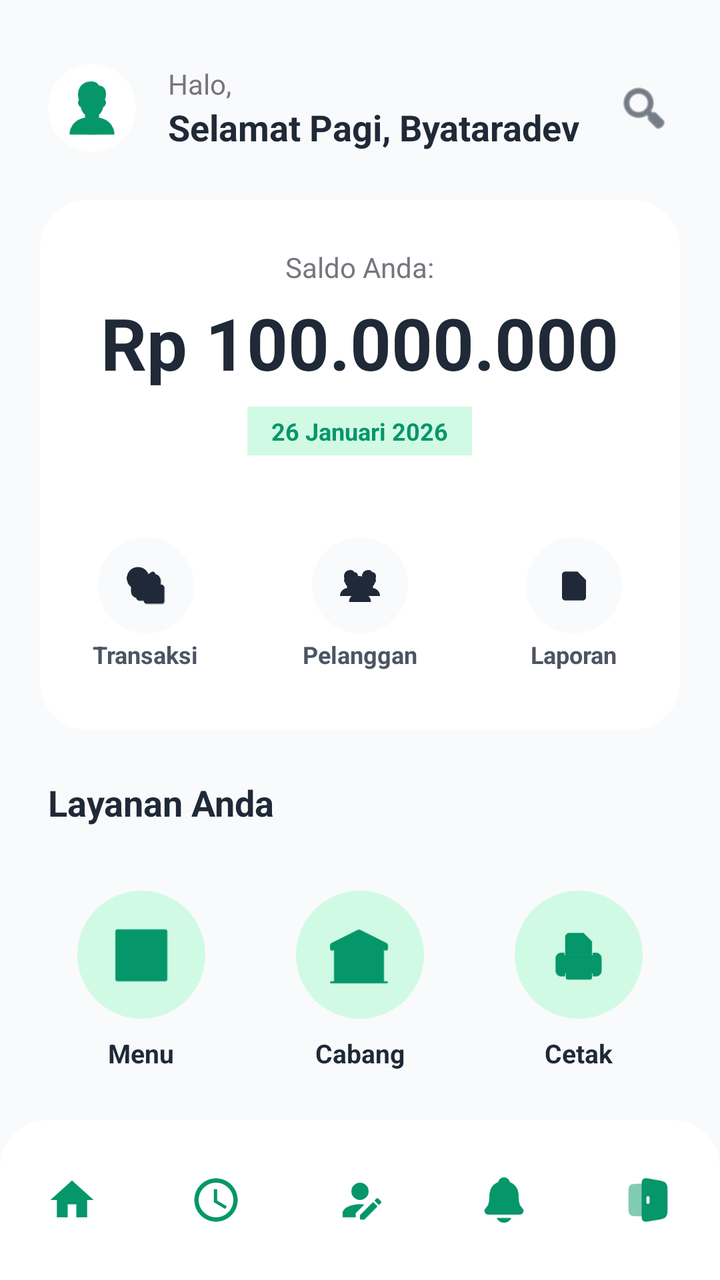
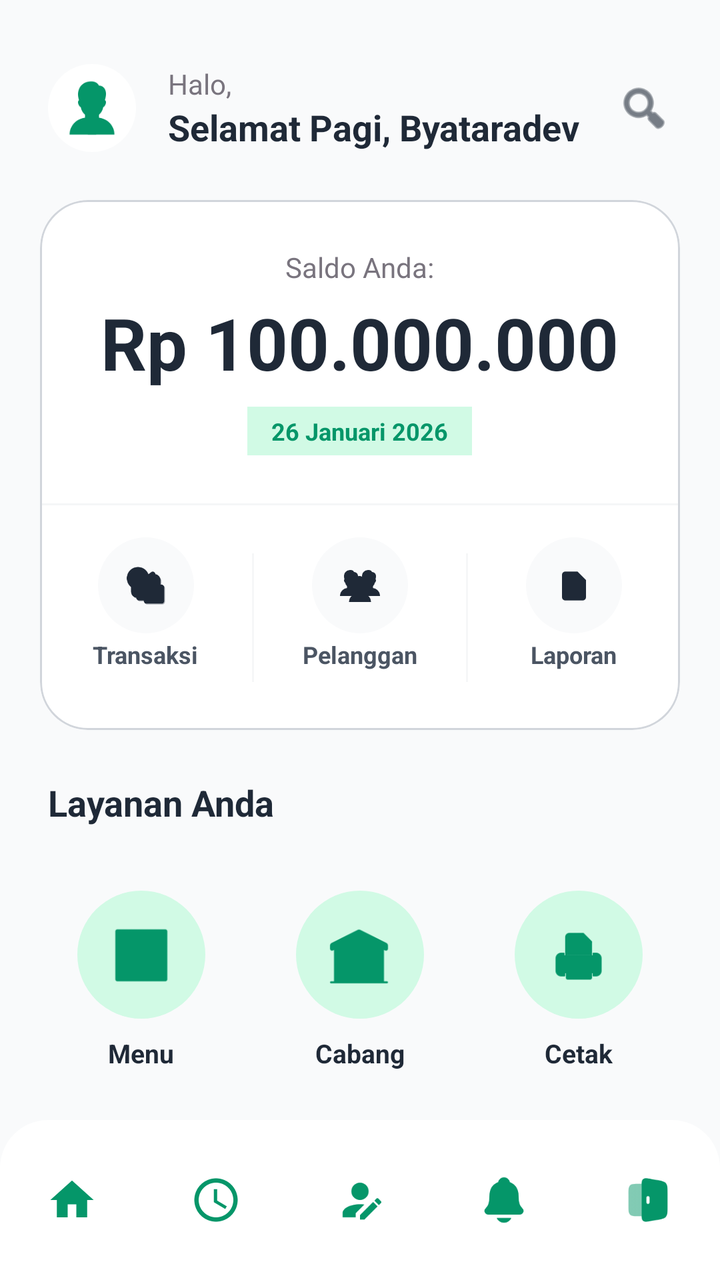

An Android layout rendered at two revisions. The XML below is the earlier revision; the diff shows what the commit changed to produce the second picture.
<!-- AndroidManifest.xml: application theme Theme.PenjualanDev -->
<!-- res/layout/activity_main.xml -->
<?xml version="1.0" encoding="utf-8"?>
<androidx.coordinatorlayout.widget.CoordinatorLayout
    xmlns:android="http://schemas.android.com/apk/res/android"
    xmlns:app="http://schemas.android.com/apk/res-auto"
    xmlns:tools="http://schemas.android.com/tools"
    android:layout_width="match_parent"
    android:layout_height="match_parent"
    android:background="?attr/colorSurface"
    android:id="@+id/main"
    tools:context=".MainActivity">

    <androidx.core.widget.NestedScrollView
        android:layout_width="match_parent"
        android:layout_height="match_parent"
        android:fillViewport="true"
        android:clipToPadding="false">

        <androidx.constraintlayout.widget.ConstraintLayout
            android:layout_width="match_parent"
            android:layout_height="match_parent"
            android:background="?attr/colorSurface"
            android:paddingBottom="100dp">

            
            <LinearLayout
                android:id="@+id/header_layout"
                android:layout_width="match_parent"
                android:layout_height="wrap_content"
                android:layout_marginTop="32dp"
                android:layout_marginHorizontal="24dp"
                android:orientation="horizontal"
                android:gravity="center_vertical"
                app:layout_constraintTop_toTopOf="parent"
                app:layout_constraintStart_toStartOf="parent">
                
                
                <ImageView
                    android:layout_width="44dp"
                    android:layout_height="44dp"
                    android:background="@drawable/circle_shape"
                    android:backgroundTint="?attr/colorSurfaceContainerHigh"
                    android:padding="8dp"
                    android:src="@drawable/pegawai"
                    app:tint="?attr/colorPrimary" />

                <LinearLayout
                    android:layout_width="0dp"
                    android:layout_height="wrap_content"
                    android:layout_weight="1"
                    android:layout_marginStart="16dp"
                    android:orientation="vertical">
                    <TextView
                        android:layout_width="wrap_content"
                        android:layout_height="wrap_content"
                        android:text="Halo,"
                        android:textColor="?attr/colorOutline"
                        android:textSize="14sp" />
                    <TextView
                        android:id="@+id/tvGreeting"
                        android:layout_width="wrap_content"
                        android:layout_height="wrap_content"
                        android:text="@string/sapauser"
                        android:textColor="?attr/colorOnSurface"
                        android:textSize="18sp"
                        android:textStyle="bold" />
                </LinearLayout>

                <ImageView
                    android:layout_width="28dp"
                    android:layout_height="28dp"
                    android:src="@android:drawable/ic_menu_search"
                    app:tint="?attr/colorOnSurface" />
            </LinearLayout>

            
            <com.google.android.material.card.MaterialCardView
                android:id="@+id/cardView"
                android:layout_width="match_parent"
                android:layout_height="wrap_content"
                android:layout_marginTop="24dp"
                android:layout_marginHorizontal="20dp"
                app:cardBackgroundColor="?attr/colorSurfaceContainerHigh"
                app:cardElevation="0dp"
                app:strokeWidth="1dp"
                app:strokeColor="?attr/colorOutlineStroke"
                app:cardCornerRadius="24dp"
                app:layout_constraintTop_toBottomOf="@+id/header_layout">

                <LinearLayout
                    android:layout_width="match_parent"
                    android:layout_height="wrap_content"
                    android:orientation="vertical"
                    android:paddingTop="24dp">

                    
                    <LinearLayout
                        android:layout_width="match_parent"
                        android:layout_height="wrap_content"
                        android:orientation="vertical"
                        android:gravity="center_horizontal"
                        android:paddingHorizontal="24dp">

                        <TextView
                            android:id="@+id/labelSaldo"
                            android:layout_width="wrap_content"
                            android:layout_height="wrap_content"
                            android:text="@string/saldoanda"
                            android:textColor="?attr/colorOutline"
                            android:textSize="14sp" />

                        <TextView
                            android:id="@+id/tvNominal"
                            android:layout_width="wrap_content"
                            android:layout_height="wrap_content"
                            android:layout_marginTop="4dp"
                            android:text="Rp 100.000.000"
                            android:textColor="?attr/colorOnSurface"
                            android:textSize="36sp"
                            android:textStyle="bold" />

                        <TextView
                            android:layout_width="wrap_content"
                            android:layout_height="wrap_content"
                            android:layout_marginTop="8dp"
                            android:text="@string/tanggalberanda"
                            android:textColor="?attr/colorPrimary"
                            android:background="?attr/colorSecondary"
                            android:paddingHorizontal="12dp"
                            android:paddingVertical="4dp"
                            android:textSize="12sp"
                            android:textStyle="bold" />
                    </LinearLayout>

                    
                    <View
                        android:layout_width="match_parent"
                        android:layout_height="1dp"
                        android:layout_marginTop="24dp"
                        android:background="?attr/colorOutlineStroke"
                        android:alpha="0.2" />

                    
                    <LinearLayout
                        android:id="@+id/cardseccond"
                        android:layout_width="match_parent"
                        android:layout_height="wrap_content"
                        android:orientation="horizontal"
                        android:paddingVertical="16dp"
                        android:weightSum="3">
                        
                        
                        <LinearLayout
                            android:layout_width="0dp"
                            android:layout_height="wrap_content"
                            android:layout_weight="1"
                            android:gravity="center"
                            android:orientation="vertical">
                            <View
                                android:layout_width="48dp"
                                android:layout_height="48dp"
                                android:background="@drawable/circle_shape"
                                android:backgroundTint="?attr/colorSurface" />
                            <ImageView
                                android:layout_width="20dp"
                                android:layout_height="20dp"
                                android:layout_marginTop="-34dp"
                                android:src="@drawable/transaksii"
                                app:tint="?attr/colorOnSurface"/>
                            <TextView
                                android:layout_width="wrap_content"
                                android:layout_height="wrap_content"
                                android:layout_marginTop="16dp"
                                android:text="@string/transaksi"
                                android:textColor="?attr/colorOnSurfaceVariant"
                                android:textSize="12sp"
                                android:textStyle="bold" />
                        </LinearLayout>

                        <View
                            android:layout_width="1dp"
                            android:layout_height="match_parent"
                            android:layout_marginVertical="8dp"
                            android:background="?attr/colorOutlineStroke"
                            android:alpha="0.2"/>

                        
                        <LinearLayout
                            android:layout_width="0dp"
                            android:layout_height="wrap_content"
                            android:layout_weight="1"
                            android:gravity="center"
                            android:orientation="vertical">
                            <View
                                android:layout_width="48dp"
                                android:layout_height="48dp"
                                android:background="@drawable/circle_shape"
                                android:backgroundTint="?attr/colorSurface" />
                            <ImageView
                                android:layout_width="20dp"
                                android:layout_height="20dp"
                                android:layout_marginTop="-34dp"
                                android:src="@drawable/pelanggan"
                                app:tint="?attr/colorOnSurface"/>
                            <TextView
                                android:layout_width="wrap_content"
                                android:layout_height="wrap_content"
                                android:layout_marginTop="16dp"
                                android:text="@string/pelanggan"
                                android:textColor="?attr/colorOnSurfaceVariant"
                                android:textSize="12sp"
                                android:textStyle="bold" />
                        </LinearLayout>

                        <View
                            android:layout_width="1dp"
                            android:layout_height="match_parent"
                            android:layout_marginVertical="8dp"
                            android:background="?attr/colorOutlineStroke"
                            android:alpha="0.2"/>

                        
                        <LinearLayout
                            android:layout_width="0dp"
                            android:layout_height="wrap_content"
                            android:layout_weight="1"
                            android:gravity="center"
                            android:orientation="vertical">
                            <View
                                android:layout_width="48dp"
                                android:layout_height="48dp"
                                android:background="@drawable/circle_shape"
                                android:backgroundTint="?attr/colorSurface" />
                            <ImageView
                                android:layout_width="20dp"
                                android:layout_height="20dp"
                                android:layout_marginTop="-34dp"
                                android:src="@drawable/laporann"
                                app:tint="?attr/colorOnSurface"/>
                            <TextView
                                android:layout_width="wrap_content"
                                android:layout_height="wrap_content"
                                android:layout_marginTop="16dp"
                                android:text="@string/laporan"
                                android:textColor="?attr/colorOnSurfaceVariant"
                                android:textSize="12sp"
                                android:textStyle="bold" />
                        </LinearLayout>
                    </LinearLayout>
                </LinearLayout>
            </com.google.android.material.card.MaterialCardView>

            <TextView
                android:id="@+id/program"
                android:layout_width="match_parent"
                android:layout_height="wrap_content"
                android:text="Layanan Anda"
                android:layout_marginTop="24dp"
                android:layout_marginStart="24dp"
                android:textColor="?attr/colorOnSurface"
                android:textSize="18sp"
                android:textStyle="bold"
                app:layout_constraintTop_toBottomOf="@id/cardView"/>

            
            <LinearLayout
                android:id="@+id/row1"
                android:layout_width="match_parent"
                android:layout_height="wrap_content"
                android:layout_marginTop="24dp"
                android:layout_marginHorizontal="16dp"
                android:orientation="horizontal"
                android:weightSum="3"
                app:layout_constraintTop_toBottomOf="@id/program">

                <com.google.android.material.card.MaterialCardView
                    android:id="@+id/cardmenu"
                    android:layout_width="0dp"
                    android:layout_height="wrap_content"
                    android:layout_weight="1"
                    app:cardElevation="0dp"
                    app:strokeWidth="0dp"
                    app:cardBackgroundColor="@android:color/transparent"
                    android:clickable="true"
                    android:focusable="true"
                    android:foreground="?android:attr/selectableItemBackground">
                    <LinearLayout
                        android:layout_width="match_parent"
                        android:layout_height="wrap_content"
                        android:paddingVertical="8dp"
                        android:gravity="center"
                        android:orientation="vertical">
                        <View
                            android:layout_width="64dp"
                            android:layout_height="64dp"
                            android:background="@drawable/circle_shape"
                            android:backgroundTint="?attr/colorSecondary"/>
                        <ImageView
                            android:layout_width="32dp"
                            android:layout_height="32dp"
                            android:layout_marginTop="-48dp"
                            android:src="@drawable/menu"
                            app:tint="?attr/colorPrimary"/>
                        <TextView
                            android:layout_width="wrap_content"
                            android:layout_height="wrap_content"
                            android:layout_marginTop="24dp"
                            android:text="@string/menu"
                            android:textColor="?attr/colorOnSurface"
                            android:textSize="13sp"
                            android:textStyle="bold" />
                    </LinearLayout>
                </com.google.android.material.card.MaterialCardView>

                <com.google.android.material.card.MaterialCardView
                    android:id="@+id/cardcabang"
                    android:layout_width="0dp"
                    android:layout_height="wrap_content"
                    android:layout_weight="1"
                    app:cardElevation="0dp"
                    app:strokeWidth="0dp"
                    app:cardBackgroundColor="@android:color/transparent"
                    android:clickable="true"
                    android:focusable="true"
                    android:foreground="?android:attr/selectableItemBackground">
                    <LinearLayout
                        android:layout_width="match_parent"
                        android:layout_height="wrap_content"
                        android:paddingVertical="8dp"
                        android:gravity="center"
                        android:orientation="vertical">
                        <View
                            android:layout_width="64dp"
                            android:layout_height="64dp"
                            android:background="@drawable/circle_shape"
                            android:backgroundTint="?attr/colorSecondary"/>
                        <ImageView
                            android:layout_width="32dp"
                            android:layout_height="32dp"
                            android:layout_marginTop="-48dp"
                            android:src="@drawable/cabang"
                            app:tint="?attr/colorPrimary"/>
                        <TextView
                            android:layout_width="wrap_content"
                            android:layout_height="wrap_content"
                            android:layout_marginTop="24dp"
                            android:text="@string/cabang"
                            android:textColor="?attr/colorOnSurface"
                            android:textSize="13sp"
                            android:textStyle="bold" />
                    </LinearLayout>
                </com.google.android.material.card.MaterialCardView>

                <com.google.android.material.card.MaterialCardView
                    android:id="@+id/cardprinter"
                    android:layout_width="0dp"
                    android:layout_height="wrap_content"
                    android:layout_weight="1"
                    app:cardElevation="0dp"
                    app:strokeWidth="0dp"
                    app:cardBackgroundColor="@android:color/transparent"
                    android:clickable="true"
                    android:focusable="true"
                    android:foreground="?android:attr/selectableItemBackground">
                    <LinearLayout
                        android:layout_width="match_parent"
                        android:layout_height="wrap_content"
                        android:paddingVertical="8dp"
                        android:gravity="center"
                        android:orientation="vertical">
                        <View
                            android:layout_width="64dp"
                            android:layout_height="64dp"
                            android:background="@drawable/circle_shape"
                            android:backgroundTint="?attr/colorSecondary"/>
                        <ImageView
                            android:layout_width="32dp"
                            android:layout_height="32dp"
                            android:layout_marginTop="-48dp"
                            android:src="@drawable/printer"
                            app:tint="?attr/colorPrimary"/>
                        <TextView
                            android:layout_width="wrap_content"
                            android:layout_height="wrap_content"
                            android:layout_marginTop="24dp"
                            android:text="@string/printer"
                            android:textColor="?attr/colorOnSurface"
                            android:textSize="13sp"
                            android:textStyle="bold" />
                    </LinearLayout>
                </com.google.android.material.card.MaterialCardView>
            </LinearLayout>

            <LinearLayout
                android:id="@+id/row2"
                android:layout_width="match_parent"
                android:layout_height="wrap_content"
                android:layout_marginTop="16dp"
                android:layout_marginHorizontal="16dp"
                android:orientation="horizontal"
                android:weightSum="3"
                app:layout_constraintTop_toBottomOf="@id/row1">

                <com.google.android.material.card.MaterialCardView
                    android:id="@+id/cardpegawai"
                    android:layout_width="0dp"
                    android:layout_height="wrap_content"
                    android:layout_weight="1"
                    app:cardElevation="0dp"
                    app:strokeWidth="0dp"
                    app:cardBackgroundColor="@android:color/transparent"
                    android:clickable="true"
                    android:focusable="true"
                    android:foreground="?android:attr/selectableItemBackground">
                    <LinearLayout
                        android:layout_width="match_parent"
                        android:layout_height="wrap_content"
                        android:paddingVertical="8dp"
                        android:gravity="center"
                        android:orientation="vertical">
                        <View
                            android:layout_width="64dp"
                            android:layout_height="64dp"
                            android:background="@drawable/circle_shape"
                            android:backgroundTint="?attr/colorSecondary"/>
                        <ImageView
                            android:layout_width="32dp"
                            android:layout_height="32dp"
                            android:layout_marginTop="-48dp"
                            android:src="@drawable/pegawai"
                            app:tint="?attr/colorPrimary"/>
                        <TextView
                            android:layout_width="wrap_content"
                            android:layout_height="wrap_content"
                            android:layout_marginTop="24dp"
                            android:text="@string/pegawai"
                            android:textColor="?attr/colorOnSurface"
                            android:textSize="13sp"
                            android:textStyle="bold" />
                    </LinearLayout>
                </com.google.android.material.card.MaterialCardView>

                <com.google.android.material.card.MaterialCardView
                    android:id="@+id/cardkategori"
                    android:layout_width="0dp"
                    android:layout_height="wrap_content"
                    android:layout_weight="1"
                    app:cardElevation="0dp"
                    app:strokeWidth="0dp"
                    app:cardBackgroundColor="@android:color/transparent"
                    android:clickable="true"
                    android:focusable="true"
                    android:foreground="?android:attr/selectableItemBackground">
                    <LinearLayout
                        android:layout_width="match_parent"
                        android:layout_height="wrap_content"
                        android:paddingVertical="8dp"
                        android:gravity="center"
                        android:orientation="vertical">
                        <View
                            android:layout_width="64dp"
                            android:layout_height="64dp"
                            android:background="@drawable/circle_shape"
                            android:backgroundTint="?attr/colorSecondary"/>
                        <ImageView
                            android:layout_width="32dp"
                            android:layout_height="32dp"
                            android:layout_marginTop="-48dp"
                            android:src="@drawable/label"
                            app:tint="?attr/colorPrimary"/>
                        <TextView
                            android:layout_width="wrap_content"
                            android:layout_height="wrap_content"
                            android:layout_marginTop="24dp"
                            android:text="@string/kategori"
                            android:textColor="?attr/colorOnSurface"
                            android:textSize="13sp"
                            android:textStyle="bold" />
                    </LinearLayout>
                </com.google.android.material.card.MaterialCardView>
                
                
                <View
                    android:layout_width="0dp"
                    android:layout_height="wrap_content"
                    android:layout_weight="1" />
            </LinearLayout>
            
        </androidx.constraintlayout.widget.ConstraintLayout>
    </androidx.core.widget.NestedScrollView>

    <com.google.android.material.bottomnavigation.BottomNavigationView
        android:id="@+id/bottom_navigation"
        android:layout_width="match_parent"
        android:layout_height="wrap_content"
        android:layout_gravity="bottom"
        android:background="?attr/colorSurfaceContainerHigh"
        style="@style/App.BottomNavigationView"
        app:itemIconTint="@color/bottom_nav_item_tint"
        app:itemIconSize="26dp"
        app:labelVisibilityMode="unlabeled"
        app:elevation="16dp"
        app:menu="@menu/bottom_nav_menu" />

</androidx.coordinatorlayout.widget.CoordinatorLayout>
<!-- resources referenced by this layout -->
<resources>
  <color name="bottom_nav_item_tint">#059669</color>
  <!-- drawable cabang: png bitmap (drawable, 2104 bytes) -->
  <!-- drawable circle_shape (drawable) -->
  <?xml version="1.0" encoding="utf-8"?>
  <shape xmlns:android="http://schemas.android.com/apk/res/android"
      android:shape="oval">
      <solid android:color="@color/white" />
  </shape>
  <!-- drawable label: png bitmap (drawable, 3169 bytes) -->
  <!-- drawable laporann: png bitmap (drawable, 1049 bytes) -->
  <!-- drawable menu: png bitmap (drawable, 1911 bytes) -->
  <!-- drawable pegawai: png bitmap (drawable, 4285 bytes) -->
  <!-- drawable pelanggan: png bitmap (drawable, 5234 bytes) -->
  <!-- drawable printer: png bitmap (drawable, 1992 bytes) -->
  <!-- drawable transaksii: png bitmap (drawable, 3969 bytes) -->
  <string name="cabang">Cabang</string>
  <string name="kategori">Kategori</string>
  <string name="laporan">Laporan</string>
  <string name="menu">Menu</string>
  <string name="pegawai">Pegawai</string>
  <string name="pelanggan">Pelanggan</string>
  <string name="printer">Cetak</string>
  <string name="saldoanda">Saldo Anda: </string>
  <string name="sapauser">Selamat Pagi, Byataradev</string>
  <string name="tanggalberanda">26 Januari 2026</string>
  <string name="transaksi">Transaksi</string>
  <style name="App.BottomNavigationView" parent="Widget.Material3.BottomNavigationView">
          <item name="shapeAppearanceOverlay">@style/App.ShapeAppearance.BottomNavigationView</item>
          <item name="backgroundTint">@color/white</item>
      </style>
  <style name="Theme.PenjualanDev" parent="Base.Theme.PenjualanDev" />
  <color name="white">#FFFFFFFF</color>
  <style name="App.ShapeAppearance.BottomNavigationView" parent="">
          <item name="cornerFamily">rounded</item>
          <item name="cornerSizeTopRight">24dp</item>
          <item name="cornerSizeTopLeft">24dp</item>
          <item name="cornerSizeBottomRight">0dp</item>
          <item name="cornerSizeBottomLeft">0dp</item>
      </style>
  <style name="Base.Theme.PenjualanDev" parent="Theme.Material3.Light.NoActionBar">
          
          <item name="colorPrimary">@color/colorPrimary</item>
          <item name="colorOnPrimary">@color/colorOnPrimary</item>
          
          <item name="colorSecondary">@color/colorSecondary</item>
          <item name="colorOnSecondary">@color/colorOnSecondary</item>
          
          <item name="android:statusBarColor">@color/colorPrimary</item>
          
          <item name="colorSurface">@color/colorScreenBackground</item>
          <item name="colorOnSurface">@color/colorPrimaryText</item>
          <item name="colorSurfaceContainer">@color/colorCardBackground</item>
          <item name="colorSurfaceContainerHigh">@color/white</item>
          <item name="colorOnSurfaceVariant">@color/colorSecondaryText</item>
          <item name="colorError">@color/red</item>
          
          <item name="materialButtonStyle">@style/Widget.App.Button</item>
      </style>
  <color name="colorPrimary">#059669</color>
  <color name="colorOnPrimary">#FFFFFF</color>
  <color name="colorSecondary">#D1FAE5</color>
  <color name="colorOnSecondary">#064E3B</color>
  <color name="colorScreenBackground">#F9FAFB</color>
  <color name="colorPrimaryText">#1F2937</color>
  <color name="colorCardBackground">#FFFFFF</color>
  <color name="colorSecondaryText">#4B5563</color>
  <color name="red">#EF4444</color>
  <style name="Widget.App.Button" parent="Widget.Material3.Button">
          <item name="cornerRadius">12dp</item>
          <item name="android:minHeight">48dp</item>
          <item name="backgroundTint">@color/colorPrimary</item>
          <item name="android:textColor">@color/white</item>
          <item name="android:insetTop">0dp</item>
          <item name="android:insetBottom">0dp</item>
      </style>
</resources>

<!-- the commit's change to res/layout/activity_main.xml (unified diff, before → after) -->
@@ -82,7 +82,7 @@
                 app:cardBackgroundColor="?attr/colorSurfaceContainerHigh"
                 app:cardElevation="0dp"
                 app:strokeWidth="1dp"
-                app:strokeColor="?attr/colorOutlineStroke"
+                app:strokeColor="@color/colorOutlineStroke"
                 app:cardCornerRadius="24dp"
                 app:layout_constraintTop_toBottomOf="@+id/header_layout">
 
@@ -136,7 +136,7 @@
                         android:layout_width="match_parent"
                         android:layout_height="1dp"
                         android:layout_marginTop="24dp"
-                        android:background="?attr/colorOutlineStroke"
+                        android:background="@color/colorOutlineStroke"
                         android:alpha="0.2" />
 
                     
@@ -180,7 +180,7 @@
                             android:layout_width="1dp"
                             android:layout_height="match_parent"
                             android:layout_marginVertical="8dp"
-                            android:background="?attr/colorOutlineStroke"
+                            android:background="@color/colorOutlineStroke"
                             android:alpha="0.2"/>
 
                         
@@ -215,7 +215,7 @@
                             android:layout_width="1dp"
                             android:layout_height="match_parent"
                             android:layout_marginVertical="8dp"
-                            android:background="?attr/colorOutlineStroke"
+                            android:background="@color/colorOutlineStroke"
                             android:alpha="0.2"/>
 
                         
<!-- resource entries referenced after the edit -->
@@ -1,6 +1,7 @@
 <!-- resources referenced by this layout -->
 <resources>
   <color name="bottom_nav_item_tint">#059669</color>
+  <color name="colorOutlineStroke">#D1D5DB</color>
   <!-- drawable cabang: png bitmap (drawable, 2104 bytes) -->
   <!-- drawable circle_shape (drawable) -->
   <?xml version="1.0" encoding="utf-8"?>
